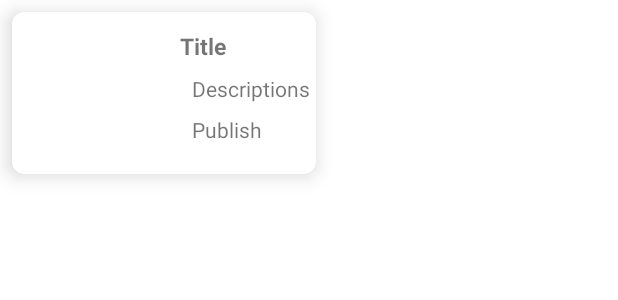
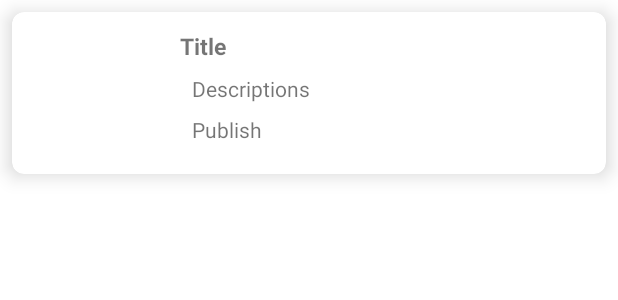
Before and after one commit to dennissetiawan/bcaxone-android-news, an Android app: the layout item_data.xml on its own in the app's theme, with its tools: preview values and no code run, on a phone screen of 412 x 824 dp. Shown: the top 300 px of the screen. Run offline under Robolectric (Android 15) with nearby library versions, the phone set to English and light mode, and no system bars.

Commit message:
fix layout items

```diff
--- a/app/src/main/res/layout/item_data.xml
+++ b/app/src/main/res/layout/item_data.xml
@@ -3,7 +3,7 @@
     xmlns:android="http://schemas.android.com/apk/res/android"
     xmlns:app="http://schemas.android.com/apk/res-auto"
     xmlns:tools="http://schemas.android.com/tools"
-    android:layout_width="wrap_content"
+    android:layout_width="match_parent"
     android:layout_height="wrap_content"
     android:layout_margin="8dp"
     app:cardCornerRadius="8dp"
@@ -12,15 +12,17 @@
     app:cardPreventCornerOverlap="true">
 
     <androidx.constraintlayout.widget.ConstraintLayout
-        android:layout_width="wrap_content"
+        android:layout_width="match_parent"
         android:layout_height="wrap_content"
         android:layout_margin="4dp">
 
         <ImageView
+            android:id="@+id/itemdata_image_news"
             android:layout_width="100dp"
             android:layout_height="100dp"
-            android:id="@+id/itemdata_image_news"
-            />
+            app:layout_constraintStart_toStartOf="parent"
+            app:layout_constraintTop_toTopOf="parent" />
+
         <TextView
             android:id="@+id/itemdata_textview_news_title"
             android:layout_width="wrap_content"
@@ -30,15 +32,14 @@
             android:layout_marginEnd="8dp"
             android:gravity="center_vertical"
             android:text="Title"
+            android:textSize="15sp"
             android:textStyle="bold"
-            android:textSize="15sp"
-            app:layout_constraintStart_toEndOf="@id/itemdata_image_news"
             app:layout_constraintEnd_toEndOf="parent"
             app:layout_constraintHorizontal_bias="0.0"
+            app:layout_constraintStart_toEndOf="@id/itemdata_image_news"
             app:layout_constraintTop_toTopOf="parent"
             tools:paddingLeft="8dp"
-            tools:textStyle="bold"
-            />
+            tools:textStyle="bold" />
         <!--        <ImageView-->
         <!--            android:id="@+id/imageView"-->
         <!--            android:layout_width="wrap_content"-->
@@ -49,17 +50,17 @@
 
         <TextView
             android:id="@+id/itemdata_textview_news_description"
-            android:layout_width="wrap_content"
+            android:layout_width="0dp"
             android:layout_height="wrap_content"
             android:layout_marginStart="8dp"
             android:layout_marginTop="8dp"
             android:layout_marginEnd="8dp"
             android:text="Descriptions"
-            android:gravity="center_vertical"
+
+            app:layout_constraintEnd_toEndOf="parent"
             app:layout_constraintStart_toStartOf="@id/itemdata_textview_news_title"
-            app:layout_constraintTop_toBottomOf="@id/itemdata_textview_news_title"
+            app:layout_constraintTop_toBottomOf="@id/itemdata_textview_news_title" />
 
-            />
         <TextView
             android:id="@+id/itemdata_textview_news_publish"
             android:layout_width="wrap_content"
@@ -67,14 +68,13 @@
             android:layout_marginStart="8dp"
             android:layout_marginTop="8dp"
             android:layout_marginEnd="8dp"
+            android:gravity="center_vertical"
             android:text="Publish"
-            android:gravity="center_vertical"
             app:layout_constraintStart_toStartOf="@id/itemdata_textview_news_title"
             app:layout_constraintTop_toBottomOf="@id/itemdata_textview_news_description"
 
             />
 
 
-
     </androidx.constraintlayout.widget.ConstraintLayout>
 </androidx.cardview.widget.CardView>
```
Lines whose indentation alone changed are shown as unchanged.
